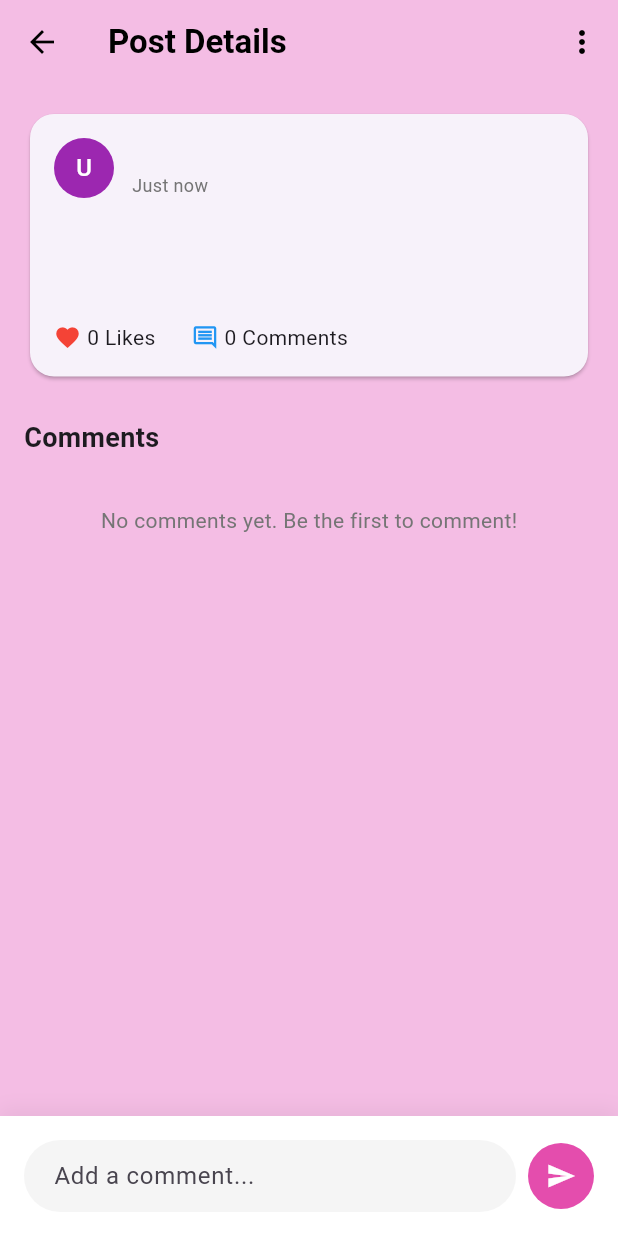
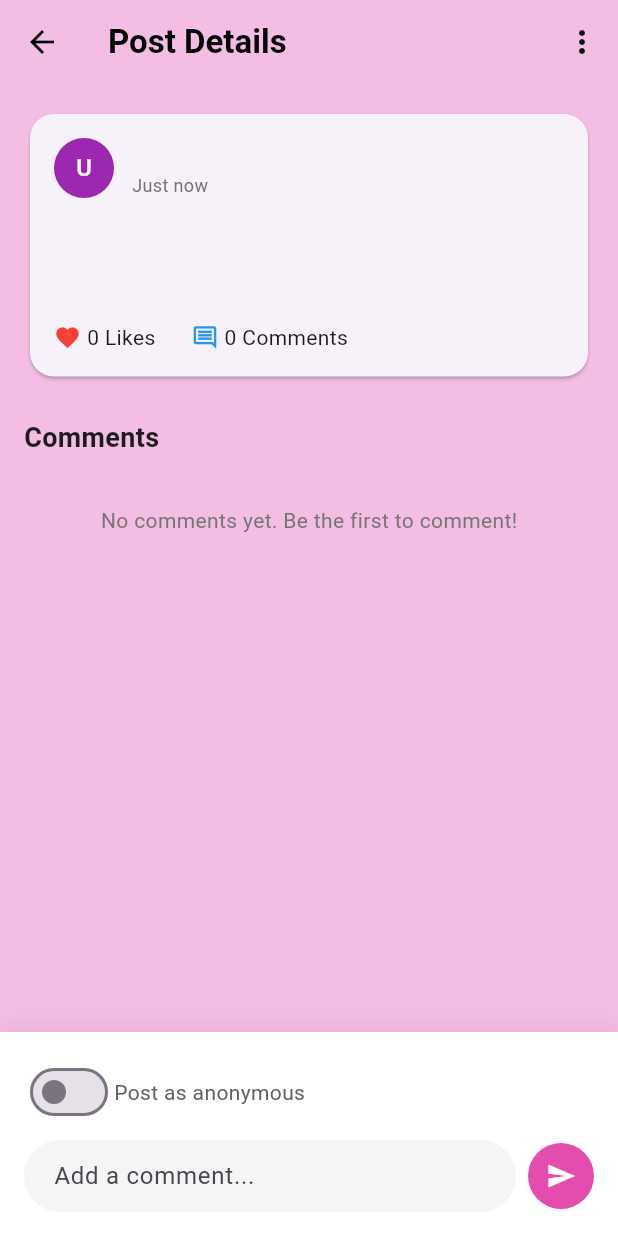
Before and after one commit to sakith71/AuraBloom, a Flutter app: the PostDetailScreen screen opened directly with empty values, after a tap on the "send" icon, on a phone screen of 412 x 824 dp. Run offline on Flutter 3.47's test engine with Material 3 defaults, Android fonts, the phone set to English and light mode, and no system bars; our stand-ins replace cloud_firestore, firebase_auth, firebase_core, firebase_storage, image_picker; accounts and stored records are empty; network calls fail.

Commit message:
Add anonymous comment option to community posts
This commit adds the ability for users to toggle between posting comments with their identity or anonymously in the community section

```diff
--- a/frontend/lib/screens/community/post-detail-screen.dart
+++ b/frontend/lib/screens/community/post-detail-screen.dart
@@ -21,6 +21,7 @@ class _PostDetailScreenState extends State<PostDetailScreen> {
   bool _isLoading = true;
   bool _isLiking = false;
   bool _userHasLiked = false;
+  bool _isAnonymousComment = false; // Added for anonymous comment toggle
 
   @override
   void initState() {
@@ -48,6 +49,7 @@ class _PostDetailScreenState extends State<PostDetailScreen> {
       // Debug comments data
       if (kDebugMode && comments.isNotEmpty) {
         print('First comment author: ${comments.first.authorName}');
+        print('First comment anonymous: ${comments.first.isAnonymous}');
       }
 
       if (mounted) {
@@ -101,10 +103,8 @@ class _PostDetailScreenState extends State<PostDetailScreen> {
 
     // Get user display name with improved logic
     String authorName;
-    bool isAnonymous =
-        false; // Set to true if you want anonymous comments as an option
 
-    if (isAnonymous) {
+    if (_isAnonymousComment) {
       authorName = 'Anonymous';
     } else {
       // Use our robust getUserDisplayName method
@@ -115,6 +115,7 @@ class _PostDetailScreenState extends State<PostDetailScreen> {
         print('Adding comment with author name: $authorName');
         print('User display name: ${user.displayName}');
         print('User email: ${user.email}');
+        print('Comment is anonymous: $_isAnonymousComment');
       }
     }
 
@@ -126,7 +127,7 @@ class _PostDetailScreenState extends State<PostDetailScreen> {
       authorAvatar: user.photoURL ?? '',
       createdAt: DateTime.now(),
       content: _commentController.text.trim(),
-      isAnonymous: isAnonymous,
+      isAnonymous: _isAnonymousComment,
     );
 
     try {
@@ -544,7 +545,28 @@ class _PostDetailScreenState extends State<PostDetailScreen> {
                 ),
               ],
             ),
-            child: Row(
+            child: Column(
+              children: [
+                // Anonymous comment toggle
+                Row(
+                  children: [
+                    Switch(
+                      value: _isAnonymousComment,
+                      onChanged: (value) {
+                        setState(() {
+                          _isAnonymousComment = value;
+                        });
+                      },
+                      activeColor: Colors.pink,
+                    ),
+                    Text(
+                      'Post as anonymous',
+                      style: TextStyle(fontSize: 14, color: Colors.grey[700]),
+                    ),
+                  ],
+                ),
+                const SizedBox(height: 8),
+                Row(
                   children: [
                     Expanded(
                       child: TextField(
@@ -583,6 +605,8 @@ class _PostDetailScreenState extends State<PostDetailScreen> {
                     ),
                   ],
                 ),
+              ],
+            ),
           ),
         ],
       ),
@@ -593,6 +617,7 @@ class _PostDetailScreenState extends State<PostDetailScreen> {
     // Debug comment data
     if (kDebugMode) {
       print('Building comment card with author: ${comment.authorName}');
+      print('Comment is anonymous: ${comment.isAnonymous}');
     }
 
     return Card(
@@ -606,7 +631,8 @@ class _PostDetailScreenState extends State<PostDetailScreen> {
             Row(
               children: [
                 CircleAvatar(
-                  backgroundColor: Colors.purple[200],
+                  backgroundColor:
+                      comment.isAnonymous ? Colors.grey : Colors.purple[200],
                   radius: 16,
                   child: Text(
                     comment.isAnonymous ? 'A' : _getInitial(comment.authorName),
@@ -619,7 +645,7 @@ class _PostDetailScreenState extends State<PostDetailScreen> {
                     crossAxisAlignment: CrossAxisAlignment.start,
                     children: [
                       Text(
-                        comment.authorName,
+                        comment.isAnonymous ? 'Anonymous' : comment.authorName,
                         style: const TextStyle(
                           fontWeight: FontWeight.bold,
                           fontSize: 14,
```
Lines whose indentation alone changed are shown as unchanged.
